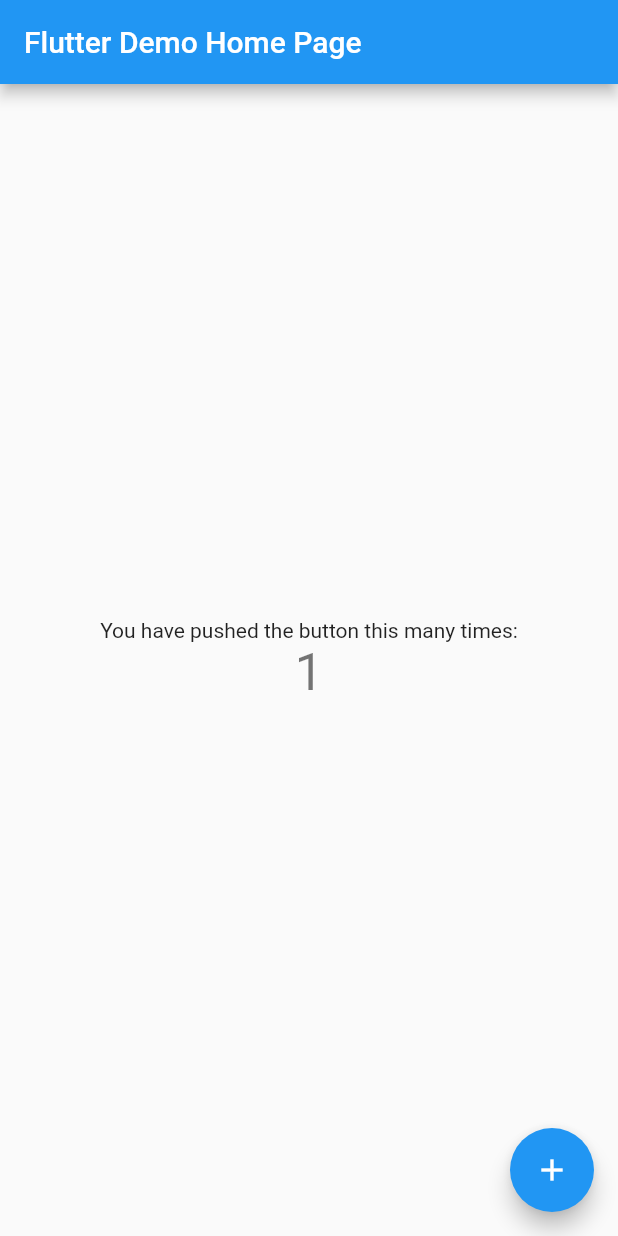
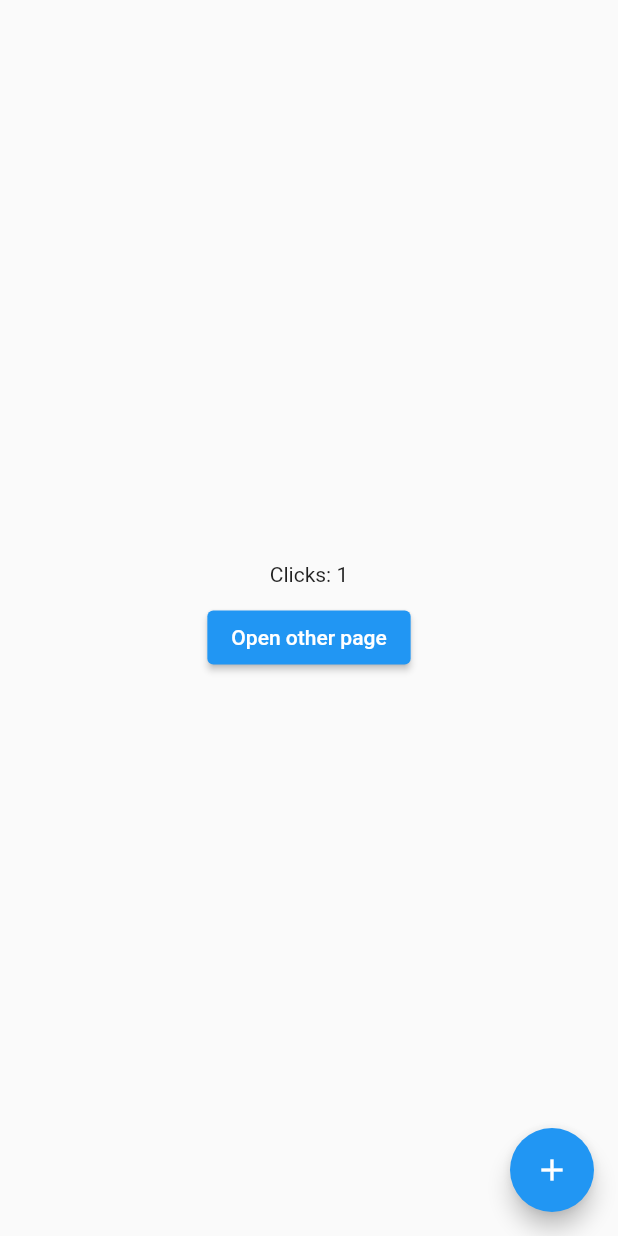
Before and after one commit to Syncronjr/snack_website, a Flutter app: the screen it shows after launch, after a tap on the "add" icon, on a phone screen of 412 x 824 dp. Run offline on Flutter 3.47's test engine with Material 2 defaults, Android fonts, the phone set to English and light mode, and no system bars; our stand-ins replace get.

Commit message:
new file:   lib/constants/readme.md 	new file:   lib/controllers/counterController.dart 	new file:   lib/controllers/readme.md 	new file:   lib/helpers/readme.md 	modified:   lib/main.dart 	new file:   lib/pages/home.dart 	new file:   lib/pages/other.dart 	new file:   lib/pages/readme.md 	new file:   lib/routing/readme.md 	new file:   lib/widgets/readme.md 	modified:   pubspec.lock 	modified:   pubspec.yaml

```diff
--- /dev/null
+++ b/lib/controllers/counterController.dart
@@ -0,0 +1,9 @@
+import 'package:get/get.dart';
+
+class CounterController extends GetxController {
+  var counter = 0.obs;
+
+  void increment() {
+    counter++;
+  }
+}
--- a/lib/main.dart
+++ b/lib/main.dart
@@ -1,4 +1,6 @@
 import 'package:flutter/material.dart';
+import 'package:get/get.dart';
+import 'package:snack_website/pages/home.dart';
 
 void main() {
   runApp(const MyApp());
@@ -10,8 +12,9 @@
   // This widget is the root of your application.
   @override
   Widget build(BuildContext context) {
-    return MaterialApp(
-      title: 'Flutter Demo',
+    return GetMaterialApp(
+      title: 'Snack Website Demo',
+      debugShowCheckedModeBanner: false,
       theme: ThemeData(
         // This is the theme of your application.
         //
@@ -24,92 +27,7 @@
         // is not restarted.
         primarySwatch: Colors.blue,
       ),
-      home: const MyHomePage(title: 'Flutter Demo Home Page'),
+      home: HomeScreen(),
     );
   }
 }
-
-class MyHomePage extends StatefulWidget {
-  const MyHomePage({super.key, required this.title});
-
-  // This widget is the home page of your application. It is stateful, meaning
-  // that it has a State object (defined below) that contains fields that affect
-  // how it looks.
-
-  // This class is the configuration for the state. It holds the values (in this
-  // case the title) provided by the parent (in this case the App widget) and
-  // used by the build method of the State. Fields in a Widget subclass are
-  // always marked "final".
-
-  final String title;
-
-  @override
-  State<MyHomePage> createState() => _MyHomePageState();
-}
-
-class _MyHomePageState extends State<MyHomePage> {
-  int _counter = 0;
-
-  void _incrementCounter() {
-    setState(() {
-      // This call to setState tells the Flutter framework that something has
-      // changed in this State, which causes it to rerun the build method below
-      // so that the display can reflect the updated values. If we changed
-      // _counter without calling setState(), then the build method would not be
-      // called again, and so nothing would appear to happen.
-      _counter++;
-    });
-  }
-
-  @override
-  Widget build(BuildContext context) {
-    // This method is rerun every time setState is called, for instance as done
-    // by the _incrementCounter method above.
-    //
-    // The Flutter framework has been optimized to make rerunning build methods
-    // fast, so that you can just rebuild anything that needs updating rather
-    // than having to individually change instances of widgets.
-    return Scaffold(
-      appBar: AppBar(
-        // Here we take the value from the MyHomePage object that was created by
-        // the App.build method, and use it to set our appbar title.
-        title: Text(widget.title),
-      ),
-      body: Center(
-        // Center is a layout widget. It takes a single child and positions it
-        // in the middle of the parent.
-        child: Column(
-          // Column is also a layout widget. It takes a list of children and
-          // arranges them vertically. By default, it sizes itself to fit its
-          // children horizontally, and tries to be as tall as its parent.
-          //
-          // Invoke "debug painting" (press "p" in the console, choose the
-          // "Toggle Debug Paint" action from the Flutter Inspector in Android
-          // Studio, or the "Toggle Debug Paint" command in Visual Studio Code)
-          // to see the wireframe for each widget.
-          //
-          // Column has various properties to control how it sizes itself and
-          // how it positions its children. Here we use mainAxisAlignment to
-          // center the children vertically; the main axis here is the vertical
-          // axis because Columns are vertical (the cross axis would be
-          // horizontal).
-          mainAxisAlignment: MainAxisAlignment.center,
-          children: <Widget>[
-            const Text(
-              'You have pushed the button this many times:',
-            ),
-            Text(
-              '$_counter',
-              style: Theme.of(context).textTheme.headline4,
-            ),
-          ],
-        ),
-      ),
-      floatingActionButton: FloatingActionButton(
-        onPressed: _incrementCounter,
-        tooltip: 'Increment',
-        child: const Icon(Icons.add),
-      ), // This trailing comma makes auto-formatting nicer for build methods.
-    );
-  }
-}
--- /dev/null
+++ b/lib/pages/home.dart
@@ -0,0 +1,42 @@
+import 'package:flutter/material.dart';
+import 'package:get/get.dart';
+import 'package:snack_website/controllers/counterController.dart';
+import 'package:snack_website/pages/other.dart';
+
+class HomeScreen extends StatelessWidget {
+  HomeScreen({super.key});
+
+  final CounterController counterController = Get.put(CounterController());
+  @override
+  Widget build(BuildContext context) {
+    return Scaffold(
+      body: Obx(
+        (() => SizedBox(
+              height: double.infinity,
+              width: double.infinity,
+              child: Column(
+                mainAxisAlignment: MainAxisAlignment.center,
+                crossAxisAlignment: CrossAxisAlignment.center,
+                children: [
+                  Text("Clicks: ${counterController.counter.value}"),
+                  SizedBox(
+                    height: 10,
+                  ),
+                  ElevatedButton(
+                      onPressed: () {
+                        Get.to(Page2());
+                      },
+                      child: Text("Open other page"))
+                ],
+              ),
+            )),
+      ),
+      floatingActionButton: FloatingActionButton(
+        onPressed: () {
+          counterController.increment();
+        },
+        child: Icon(Icons.add),
+      ),
+    );
+  }
+}
--- /dev/null
+++ b/lib/pages/other.dart
@@ -0,0 +1,28 @@
+import 'package:flutter/material.dart';
+import 'package:get/get.dart';
+import 'package:snack_website/controllers/counterController.dart';
+
+class Page2 extends StatelessWidget {
+  Page2({super.key});
+
+  final CounterController _counterController = Get.find();
+  @override
+  Widget build(BuildContext context) {
+    return Scaffold(
+      body: Column(
+        mainAxisAlignment: MainAxisAlignment.center,
+        children: [
+          Text("Screen was clicked ${_counterController.counter.value} times"),
+          SizedBox(
+            height: 10,
+          ),
+          ElevatedButton(
+              onPressed: () {
+                Get.back();
+              },
+              child: Text("Open other page"))
+        ],
+      ),
+    );
+  }
+}
--- a/pubspec.yaml
+++ b/pubspec.yaml
@@ -36,6 +36,7 @@
   # The following adds the Cupertino Icons font to your application.
   # Use with the CupertinoIcons class for iOS style icons.
   cupertino_icons: ^1.0.2
+  get: ^4.6.5
 
 dev_dependencies:
   flutter_test:
```
Also changed, not shown: pubspec.lock, 6 other files.
